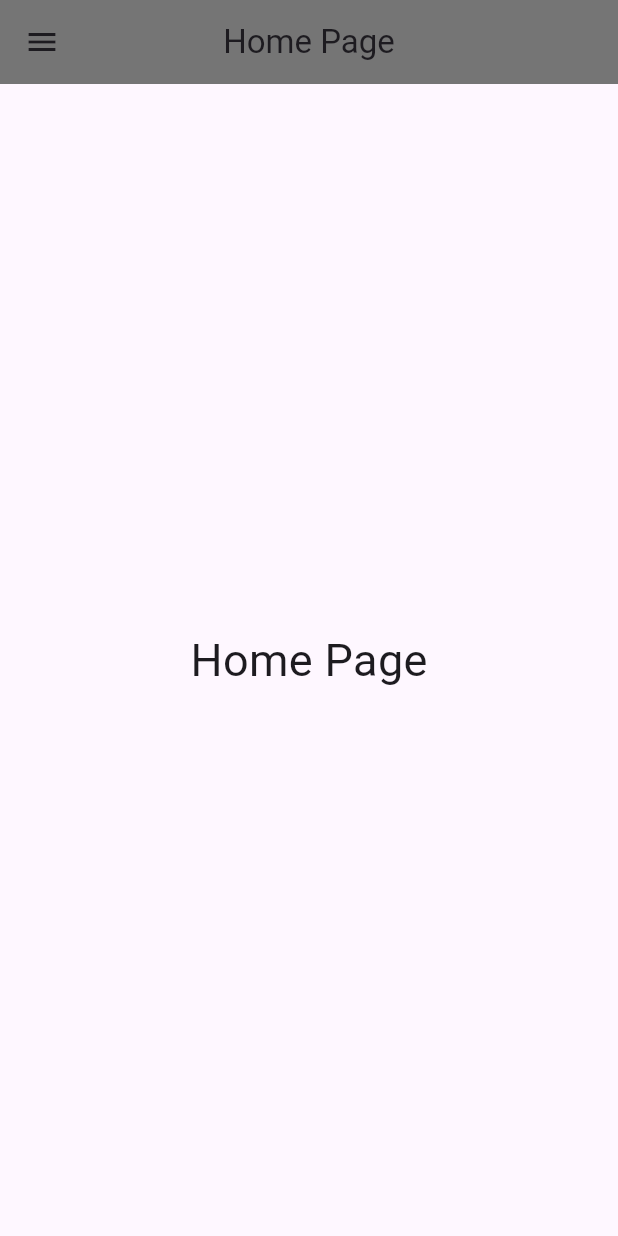
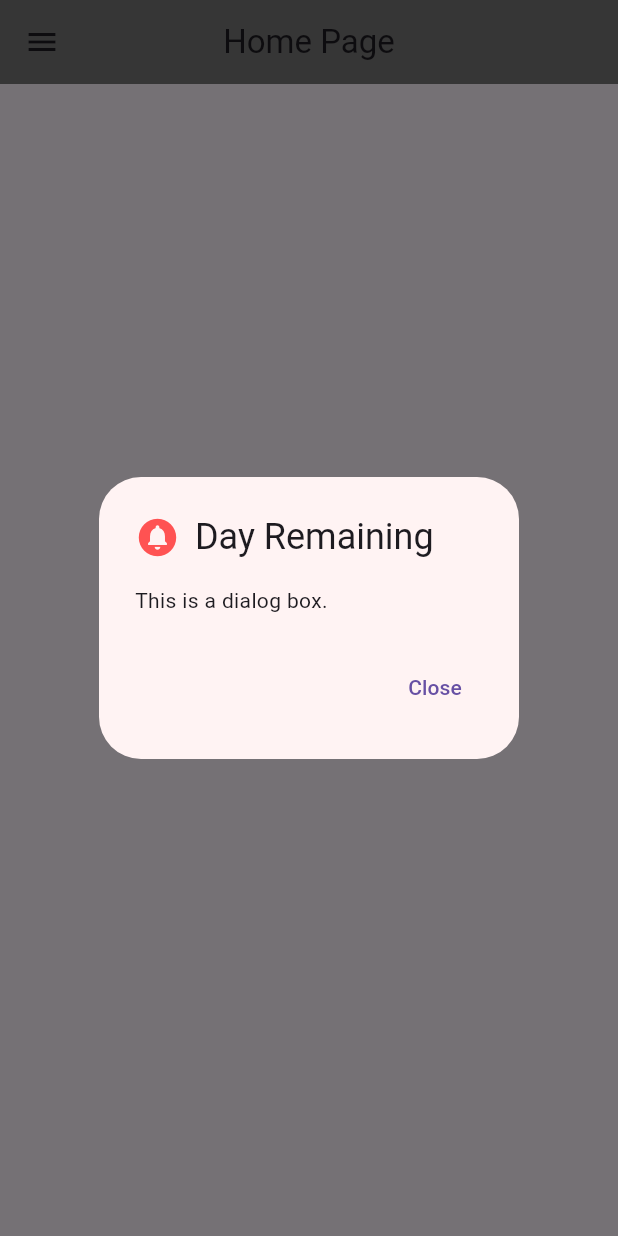
Before and after one commit to moeyanhtun-coding/MoeYan.starman, a Flutter app: the screen it shows after launch, on a phone screen of 412 x 824 dp. Run offline on Flutter 3.47's test engine with Material 3 defaults, Android fonts, the phone set to English and light mode, and no system bars.

Commit message:
[Add] Alert DialogBox

```diff
--- a/lib/views/home_view.dart
+++ b/lib/views/home_view.dart
@@ -10,10 +10,17 @@ class HomeView extends StatefulWidget {
 
 class _HomeViewState extends State<HomeView> {
   @override
+  void initState() {
+    // TODO: implement initState
+    super.initState();
+    WidgetsBinding.instance.addPostFrameCallback((_) {
+      _remainingBox();
+    });
+  }
+
+  @override
   Widget build(BuildContext context) {
-    return MaterialApp(
-      debugShowCheckedModeBanner: false,
-      home: Scaffold(
+    return Scaffold(
       drawer: NavBar(),
       appBar: AppBar(
         centerTitle: true,
@@ -28,7 +35,38 @@ class _HomeViewState extends State<HomeView> {
           style: TextStyle(fontSize: 30.0),
         ),
       ),
-      ),
     );
   }
+
+  Future _remainingBox() {
+    return showDialog(
+        context: context,
+        builder: (BuildContext context) {
+          return AlertDialog(
+            backgroundColor: Color.fromARGB(255, 255, 243, 243),
+            title: Row(
+              children: [
+                Icon(
+                  Icons.circle_notifications,
+                  color: Colors.redAccent,
+                  size: 30,
+                ),
+                SizedBox(
+                  width: 10,
+                ),
+                Text('Day Remaining'),
+              ],
+            ),
+            content: Text('This is a dialog box.'),
+            actions: <Widget>[
+              TextButton(
+                child: Text('Close'),
+                onPressed: () {
+                  Navigator.of(context).pop();
+                },
+              ),
+            ],
+          );
+        });
   }
+}
```
Lines whose indentation alone changed are shown as unchanged.
